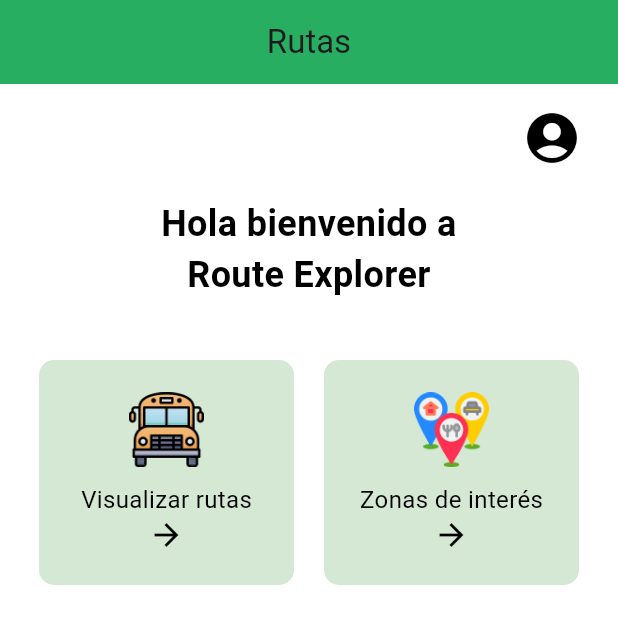
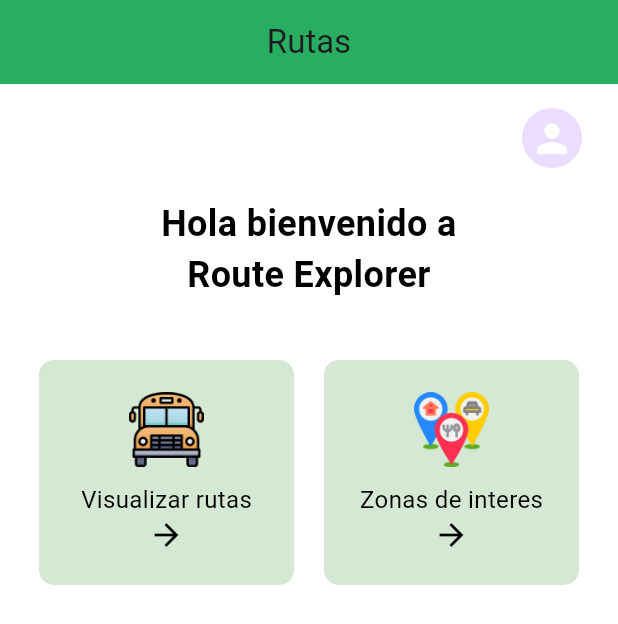
Before and after one commit to LuisRamirez2328/MovilRouteExplorer, a Flutter app: the HomeWelcomePage screen opened directly with empty values, on a phone screen of 412 x 824 dp. Shown: the top 624 px of the screen. Run offline on Flutter 3.47's test engine with Material 3 defaults, Android fonts, the phone set to English and light mode, and no system bars; our stand-ins replace google_maps_flutter, image_picker; network calls fail.

```diff
--- a/lib/screens/home_welcome_page.dart
+++ b/lib/screens/home_welcome_page.dart
@@ -1,16 +1,61 @@
 import 'package:flutter/material.dart';
-import 'interest_zones_page.dart'; // Importa la página de zonas de interés
-import 'search_routes_page.dart'; // Importa la nueva página
+import 'package:http/http.dart' as http;
+import 'dart:convert';
+import 'interest_zones_page.dart';
+import 'search_routes_page.dart';
+import 'update_profile_page.dart';
 
-class HomeWelcomePage extends StatelessWidget {
+class HomeWelcomePage extends StatefulWidget {
   final String userName;
+  final String userId;
+  final String token;
 
-  const HomeWelcomePage({super.key, required this.userName});
+  const HomeWelcomePage({
+    Key? key,
+    required this.userName,
+    required this.userId,
+    required this.token
+  }) : super(key: key);
+
+  @override
+  _HomeWelcomePageState createState() => _HomeWelcomePageState();
+}
+
+class _HomeWelcomePageState extends State<HomeWelcomePage> {
+  late String _userName;
+  String? _userImageUrl;
+
+  @override
+  void initState() {
+    super.initState();
+    _userName = widget.userName;
+    _loadUserData();
+  }
+
+  Future<void> _loadUserData() async {
+    final url = Uri.parse('http://34.202.178.210:3000/api/users/${widget.userId}');
+    try {
+      final response = await http.get(
+        url,
+        headers: {'Authorization': 'Bearer ${widget.token}'},
+      );
+
+      if (response.statusCode == 200) {
+        final userData = json.decode(response.body);
+        setState(() {
+          _userName = userData['nombreCompleto'];
+          _userImageUrl = userData['image'];
+        });
+      }
+    } catch (e) {
+      print('Error loading user data: $e');
+    }
+  }
 
   @override
   Widget build(BuildContext context) {
     return Scaffold(
-      backgroundColor: Colors.white, // Fondo blanco para el cuerpo
+      backgroundColor: Colors.white,
       appBar: AppBar(
         backgroundColor: Color(0xFF27AE60),
         elevation: 0,
@@ -22,13 +67,37 @@ class HomeWelcomePage extends StatelessWidget {
         child: Column(
           mainAxisAlignment: MainAxisAlignment.start,
           children: <Widget>[
-            Row(
-              mainAxisAlignment: MainAxisAlignment.end,
-              children: [
-                Icon(Icons.account_circle, size: 40, color: Colors.black),
-                SizedBox(width: 8),
-                Text(userName, style: TextStyle(fontSize: 16, color: Colors.black)),
-              ],
+            GestureDetector(
+              onTap: () async {
+                final result = await Navigator.push(
+                  context,
+                  MaterialPageRoute(
+                    builder: (context) => UpdateProfilePage(
+                      userId: widget.userId,
+                      token: widget.token,
+                    ),
+                  ),
+                );
+                if (result != null) {
+                  _loadUserData();
+                }
+              },
+              child: Row(
+                mainAxisAlignment: MainAxisAlignment.end,
+                children: [
+                  CircleAvatar(
+                    radius: 20,
+                    backgroundImage: _userImageUrl != null
+                        ? NetworkImage(_userImageUrl!)
+                        : null,
+                    child: _userImageUrl == null
+                        ? Icon(Icons.person, size: 30, color: Colors.white)
+                        : null,
+                  ),
+                  SizedBox(width: 8),
+                  Text(_userName, style: TextStyle(fontSize: 16, color: Colors.black)),
+                ],
+              ),
             ),
             const SizedBox(height: 20),
             const Text(
@@ -47,7 +116,6 @@ class HomeWelcomePage extends StatelessWidget {
                 Expanded(
                   child: GestureDetector(
                     onTap: () {
-                      // Navegar a la página de buscar rutas
                       Navigator.push(
                         context,
                         MaterialPageRoute(builder: (context) => const SearchRoutesPage()),
@@ -64,7 +132,7 @@ class HomeWelcomePage extends StatelessWidget {
                         mainAxisAlignment: MainAxisAlignment.center,
                         children: [
                           Image.asset(
-                            'assets/bus.png', // Ruta de tu imagen
+                            'assets/bus.png',
                             height: 50,
                           ),
                           const SizedBox(height: 10),
@@ -78,7 +146,6 @@ class HomeWelcomePage extends StatelessWidget {
                 Expanded(
                   child: GestureDetector(
                     onTap: () {
-                      // Navegar a la página de Zonas de interés
                       Navigator.push(
                         context,
                         MaterialPageRoute(builder: (context) => const InterestZonesPage()),
@@ -95,11 +162,11 @@ class HomeWelcomePage extends StatelessWidget {
                         mainAxisAlignment: MainAxisAlignment.center,
                         children: [
                           Image.asset(
-                            'assets/places.png', // Ruta de tu imagen
+                            'assets/places.png',
                             height: 50,
                           ),
                           const SizedBox(height: 10),
-                          const Text('Zonas de interés', style: TextStyle(fontSize: 16, color: Colors.black)),
+                          const Text('Zonas de interes', style: TextStyle(fontSize: 16, color: Colors.black)),
                           const Icon(Icons.arrow_forward, color: Colors.black),
                         ],
                       ),
--- a/lib/screens/search_parks_page.dart
+++ b/lib/screens/search_parks_page.dart
@@ -24,7 +24,7 @@ class _SearchParksPageState extends State<SearchParksPage> {
   final Map<String, List<String>> parksAndRoutes = {
     'Parque de la Marimba': ['Ruta1', 'Ruta2'],
     'Parque Central': ['Ruta3', 'Ruta4'],
-    'Parque Joyyo Mayu': ['Ruta5', 'Ruta6'],
+    'Parque Joyyo Mayu': ['Ruta1', 'Ruta5'],
   };
 
   final Map<String, List<LatLng>> routeCoordinates = {
--- a/pubspec.yaml
+++ b/pubspec.yaml
@@ -15,6 +15,9 @@ dependencies:
   flutter_map: ^0.14.0
   cupertino_icons: ^1.0.6
   google_maps_flutter: ^2.0.6
+  path: ^1.8.0
+  mime: ^1.0.0
+  http_parser: ^4.0.0
 
 dev_dependencies:
   flutter_test:
```
Also changed, not shown: lib/screens/edit_profile_page.dart (deleted, +0 -125 lines), lib/screens/login_page.dart (+23 -17 lines), lib/screens/search_routes_page.dart (+3 -10 lines), lib/screens/update_profile_page.dart (added, +218 -0 lines), lib/main.dart (line endings or trailing spaces), pubspec.lock, 1 other file.
